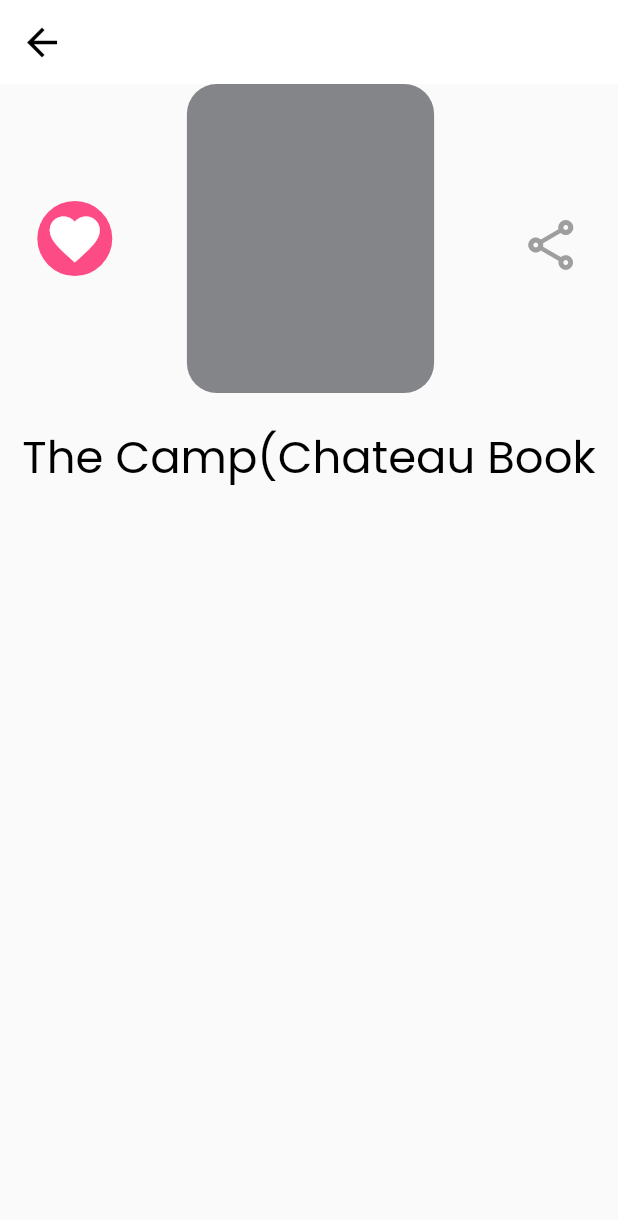
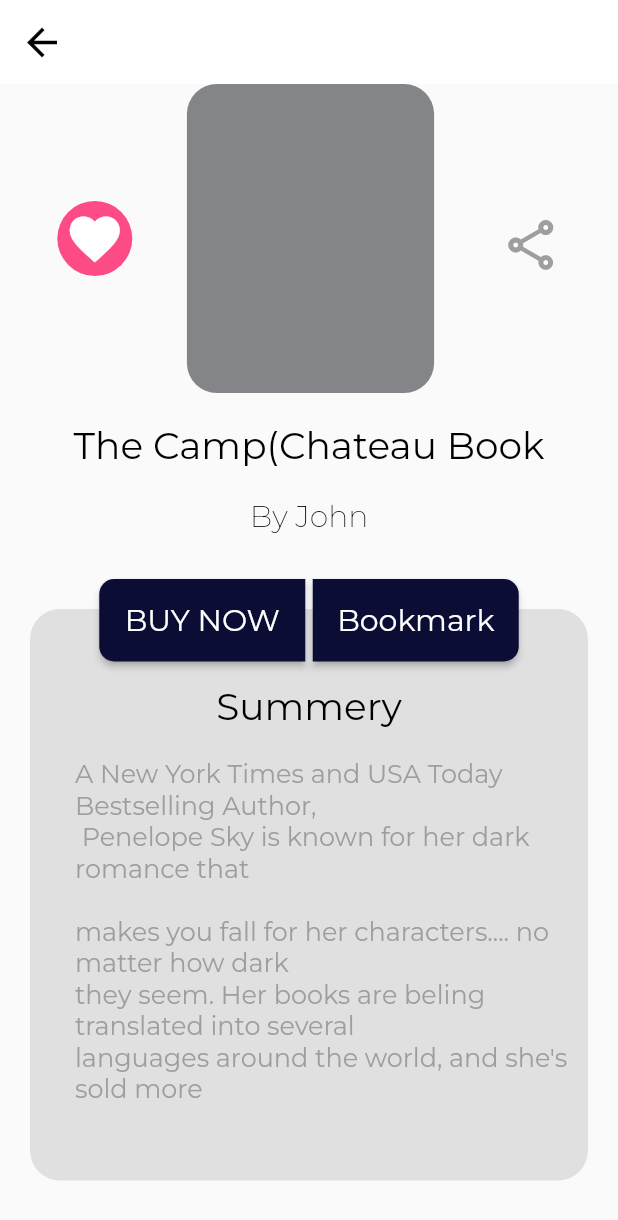
Before and after one commit to sagnik150699/saga_fiction, a Flutter app: the screen it shows after launch, on a phone screen of 412 x 824 dp. Shown: the top 1220 px of the screen. Run offline on Flutter 3.47's test engine with Material 2 defaults, Android fonts, the phone set to English and light mode, and no system bars; our stand-ins replace google_fonts.

Commit message:
Home Page

```diff
--- a/lib/homePage.dart
+++ /dev/null
@@ -1,64 +0,0 @@
-import 'package:flutter/material.dart';
-
-import 'services/variables.dart';
-
-class HomePage extends StatefulWidget {
-  @override
-  _HomePageState createState() => _HomePageState();
-}
-
-class _HomePageState extends State<HomePage> {
-  Variables variable = new Variables();
-  @override
-  Widget build(BuildContext context) {
-    final Size size = MediaQuery.of(context).size;
-    final double categoryHeight = size.height;
-    final double categoryWidth = size.width;
-    return Scaffold(
-      appBar: AppBar(
-        elevation: 0.0,
-        backgroundColor: Colors.white,
-        leading: IconButton(
-          onPressed: (){},
-          icon: Icon(Icons.arrow_back),
-          color: Colors.black,
-          iconSize: 30.0,
-        ),
-      ),
-      body: SafeArea(
-        child: ListView(
-          children: [
-            //Favourite Image Share
-            Container(
-              child: Row(
-                mainAxisAlignment: MainAxisAlignment.spaceAround,
-                children: [
-                  CircleAvatar(
-                    backgroundColor: Color(0xffFD4B86),
-                    radius: 25.0,
-                    child: Icon(Icons.favorite,color: Colors.white,size: 40.0,),
-                  ),
-
-                  Container(
-                    decoration: BoxDecoration(
-                      color:Color(0xff838589) ,
-                     borderRadius: BorderRadius.all(Radius.circular(20.0))
-
-                     // shape:
-                    ),
-                    height: categoryHeight/4,width: categoryWidth/2.5,),
-
-                  IconButton(icon: Icon(Icons.share_outlined,size: 40.0, color: Colors.grey,),
-                      onPressed: (){}),
-                ],
-              ),
-            ),
-            SizedBox(height:20.0),
-            //The Camp
-            variable.text2("The Camp(Chateau Book", 30.0, Colors.black, FontWeight.normal)
-          ],
-        ),
-      ),
-    );
-  }
-}
--- a/lib/main.dart
+++ b/lib/main.dart
@@ -1,5 +1,5 @@
 import 'package:flutter/material.dart';
-import 'package:saga_fiction/homePage.dart';
+import 'file:///C:/Users/Sagnik%20Bhattacharya/Documents/Workspace/saga_fiction/lib/ui/homePage.dart';
 
 void main() {
   runApp(MyApp());
--- a/lib/services/variables.dart
+++ b/lib/services/variables.dart
@@ -6,7 +6,20 @@ class Variables {
     return Text(
       str,
       textAlign: TextAlign.center,
-      style: GoogleFonts.poppins(
+      style: GoogleFonts.montserrat(
+        textStyle: TextStyle(decoration: TextDecoration.none,
+          color: colour,
+          fontSize: size,
+          fontWeight: weight,
+        ),
+      ),
+    );
+  }
+  Text text1(str, size, colour, weight) {
+    return Text(
+      str,
+      textAlign: TextAlign.left,
+      style: GoogleFonts.montserrat(
         textStyle: TextStyle(decoration: TextDecoration.none,
           color: colour,
           fontSize: size,
--- /dev/null
+++ b/lib/ui/homePage.dart
@@ -0,0 +1,195 @@
+import 'package:flutter/cupertino.dart';
+import 'package:flutter/material.dart';
+import 'package:saga_fiction/ui/previewPage.dart';
+
+import '../services/variables.dart';
+
+class HomePage extends StatefulWidget {
+  @override
+  _HomePageState createState() => _HomePageState();
+}
+
+class _HomePageState extends State<HomePage> {
+  Variables variable = new Variables();
+  @override
+  Widget build(BuildContext context) {
+    final Size size = MediaQuery.of(context).size;
+    final double categoryHeight = size.height;
+    final double categoryWidth = size.width;
+    return Scaffold(
+      appBar: AppBar(
+        elevation: 0.0,
+        backgroundColor: Colors.white,
+        leading: IconButton(
+          onPressed: () {},
+          icon: Icon(Icons.arrow_back),
+          color: Colors.black,
+          iconSize: 30.0,
+        ),
+      ),
+      body: SafeArea(
+        child: Padding(
+          padding: const EdgeInsets.only(left: 20.0, right: 20.0),
+          child: ListView(
+            children: [
+              Column(
+                children: [
+                  //Favourite Image Share
+                  Container(
+                    child: Row(
+                      mainAxisAlignment: MainAxisAlignment.spaceAround,
+                      children: [
+                        CircleAvatar(
+                          backgroundColor: Color(0xffFD4B86),
+                          radius: 25.0,
+                          child: Icon(
+                            Icons.favorite,
+                            color: Colors.white,
+                            size: 40.0,
+                          ),
+                        ),
+// Image
+                        Container(
+                          decoration: BoxDecoration(
+                              color: Color(0xff838589),
+                              borderRadius:
+                                  BorderRadius.all(Radius.circular(20.0))
+                              // shape:
+                              ),
+                          height: categoryHeight / 4,
+                          width: categoryWidth / 2.5,
+                        ),
+
+                        IconButton(
+                            icon: Icon(
+                              Icons.share_outlined,
+                              size: 40.0,
+                              color: Colors.grey,
+                            ),
+                            onPressed: () {}),
+                      ],
+                    ),
+                  ),
+                  SizedBox(height: 20.0),
+                  //The Camp
+                  Padding(
+                    padding: const EdgeInsets.only(left: 20.0, right: 20.0),
+                    child: variable.text2("The Camp(Chateau Book", 25.0,
+                        Colors.black, FontWeight.normal),
+                  ),
+                  SizedBox(height: 20.0),
+
+                  //By John
+                  variable.text2(
+                      "By John", 20.0, Colors.black, FontWeight.w200),
+                  SizedBox(height: 20.0),
+
+                  Stack(
+                    children: [
+                      Container(
+                        child: Column(
+                          children: [
+                            SizedBox(height: 30,),
+
+                            //Summary plus text
+                            Container(
+                              decoration: BoxDecoration(
+                                  color: Colors.grey.shade300,
+                                  borderRadius: BorderRadius.all(Radius.circular(20.0))),
+                              child: Column(
+                                children: [
+                                  SizedBox(
+                                    height: 50,
+                                  ),
+                                  variable.text2(
+                                      "Summery", 25.0, Colors.black, FontWeight.normal),
+                                  SizedBox(
+                                    height: 20,
+                                  ),
+                              Padding(
+                                padding: const EdgeInsets.only(left:30.0),
+                                child: variable.text1(
+                                    "A New York Times and USA Today Bestselling Author,\n "
+                                        "Penelope Sky is known for her dark romance that\n\n"
+                                        "makes you fall for her characters.... no matter how dark\n"
+                                        "they seem. Her books are beling translated into several\n"
+                                        "languages around the world, and she's sold more",
+                                    17.0,
+                                    Colors.grey,
+                                    FontWeight.normal),
+                              ),
+                                  SizedBox(height: 50,)
+                                ],
+                              ),
+                            ),
+                          ],
+                        ),
+                      ),
+                      Padding(
+                        padding: const EdgeInsets.only(top:10.0),
+                        child: Row(
+                          mainAxisAlignment: MainAxisAlignment.center,
+                          children: [
+                            //Buy Now
+                            Container(
+                              width: categoryWidth / 3,
+                              child: MaterialButton(
+                                onPressed: () {
+                                  Navigator.push(
+                                    context,
+                                    MaterialPageRoute(
+                                        builder: (context) => PreviewPage()),
+                                  );
+                                },
+                                child: variable.text2(
+                                    "BUY NOW", 20.0, Colors.white, FontWeight.normal),
+                                height: categoryHeight / 15,
+                                color: Color(0xff0C0D34),
+                                shape: RoundedRectangleBorder(
+                                  // side: BorderSide(
+                                  //   color: Colors.pinkAccent,
+                                  //   width: 1.0,
+                                  // ),
+                                  borderRadius: BorderRadius.only(
+                                      topLeft: Radius.circular(10.0),
+                                      bottomLeft: Radius.circular(10.0)),
+                                ),
+                              ),
+                            ),
+                            SizedBox(width: 5),
+                            //Bookmark
+                            Container(
+                              width: categoryWidth / 3,
+                              child: MaterialButton(
+                                onPressed: () {},
+                                child: variable.text2("Bookmark", 20.0, Colors.white,
+                                    FontWeight.normal),
+                                height: categoryHeight / 15,
+                                color: Color(0xff0C0D34),
+                                shape: RoundedRectangleBorder(
+                                  // side: BorderSide(
+                                  //   color: Colors.pinkAccent,
+                                  //   width: 1.0,
+                                  // ),
+                                  borderRadius: BorderRadius.only(
+                                      topRight: Radius.circular(10.0),
+                                      bottomRight: Radius.circular(10.0)),
+                                ),
+                              ),
+                            ),
+                          ],
+                        ),
+                      ),
+                    ],
+                  ),
+
+
+                ],
+              ),
+            ],
+          ),
+        ),
+      ),
+    );
+  }
+}
--- /dev/null
+++ b/lib/ui/previewPage.dart
@@ -0,0 +1,13 @@
+import 'package:flutter/material.dart';
+
+class PreviewPage extends StatefulWidget {
+  @override
+  _PreviewPageState createState() => _PreviewPageState();
+}
+
+class _PreviewPageState extends State<PreviewPage> {
+  @override
+  Widget build(BuildContext context) {
+    return Container();
+  }
+}
```
